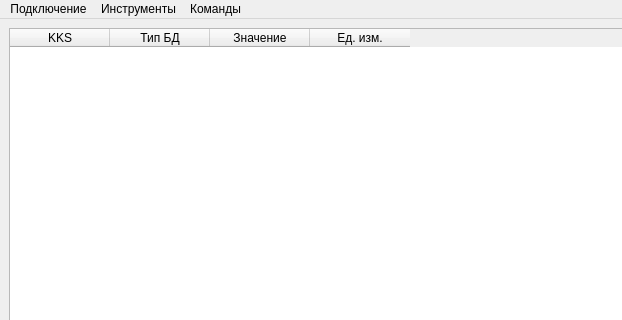
This is mainwindow.ui in Balyaev-D-A/LSConfig as Qt 5 draws it before an edit; both pictures show x 0 to 622 and y 0 to 320 of the 1114 by 677 pixel window. The edited form follows.
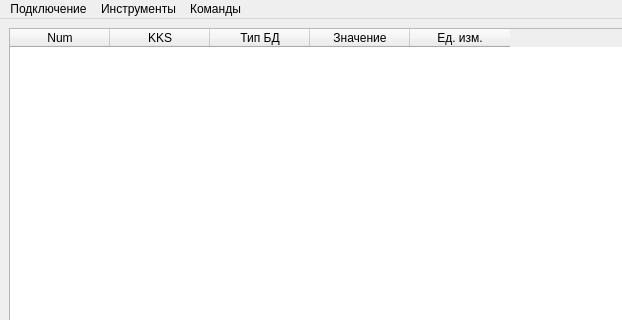
This is the edited form.

```diff
--- a/mainwindow.ui
+++ b/mainwindow.ui
@@ -25,6 +25,11 @@
         <property name="selectionBehavior">
          <enum>QAbstractItemView::SelectRows</enum>
         </property>
+        <column>
+         <property name="text">
+          <string>Num</string>
+         </property>
+        </column>
         <column>
          <property name="text">
           <string>KKS</string>
```
